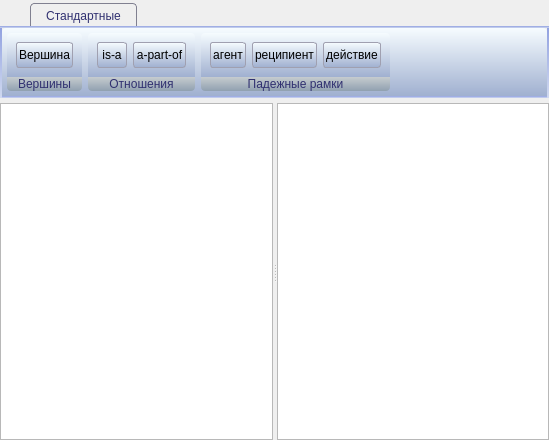
Before: the Qt Designer form LGen2UI/ontologywidget.ui in vinni-au/l-gen, drawn with Qt 5.
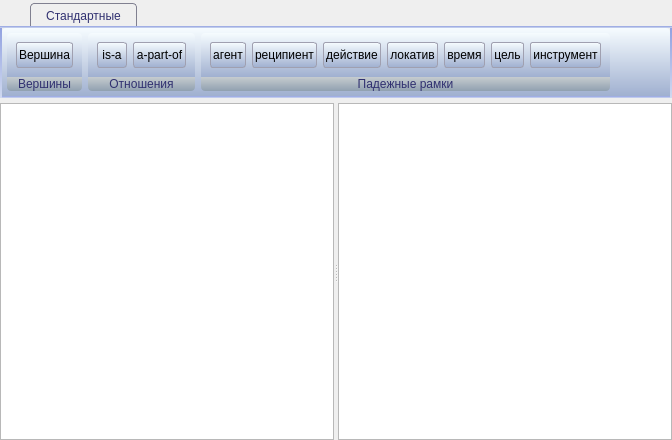
After: the same form once the commit is applied. Custom widgets are drawn as their Qt base class.

The edit to the form file:
```diff
--- a/LGen2UI/ontologywidget.ui
+++ b/LGen2UI/ontologywidget.ui
@@ -6,7 +6,7 @@
    <rect>
     <x>0</x>
     <y>0</y>
-    <width>549</width>
+    <width>672</width>
     <height>440</height>
    </rect>
   </property>
@@ -213,6 +213,46 @@
             </property>
            </widget>
           </item>
+          <item>
+           <widget class="QPushButton" name="pushButton_7">
+            <property name="text">
+             <string>локатив</string>
+            </property>
+            <property name="checkable">
+             <bool>true</bool>
+            </property>
+           </widget>
+          </item>
+          <item>
+           <widget class="QPushButton" name="pushButton_8">
+            <property name="text">
+             <string>время</string>
+            </property>
+            <property name="checkable">
+             <bool>true</bool>
+            </property>
+           </widget>
+          </item>
+          <item>
+           <widget class="QPushButton" name="pushButton_9">
+            <property name="text">
+             <string>цель</string>
+            </property>
+            <property name="checkable">
+             <bool>true</bool>
+            </property>
+           </widget>
+          </item>
+          <item>
+           <widget class="QPushButton" name="pushButton_10">
+            <property name="text">
+             <string>инструмент</string>
+            </property>
+            <property name="checkable">
+             <bool>true</bool>
+            </property>
+           </widget>
+          </item>
          </layout>
         </widget>
        </item>
```
